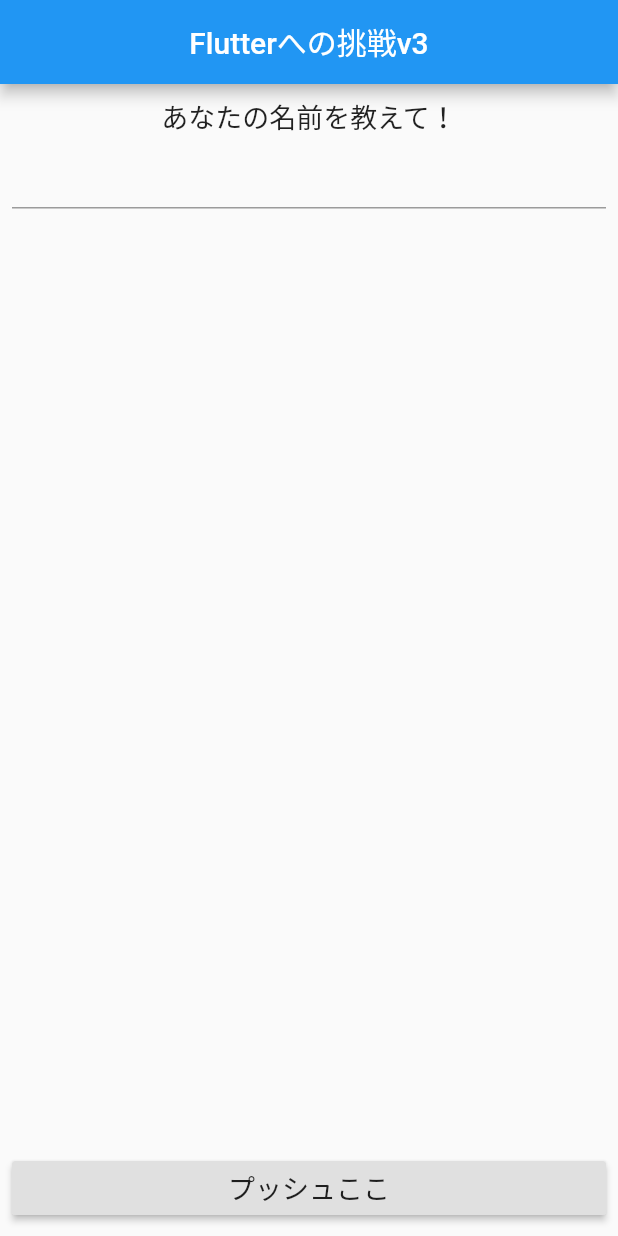
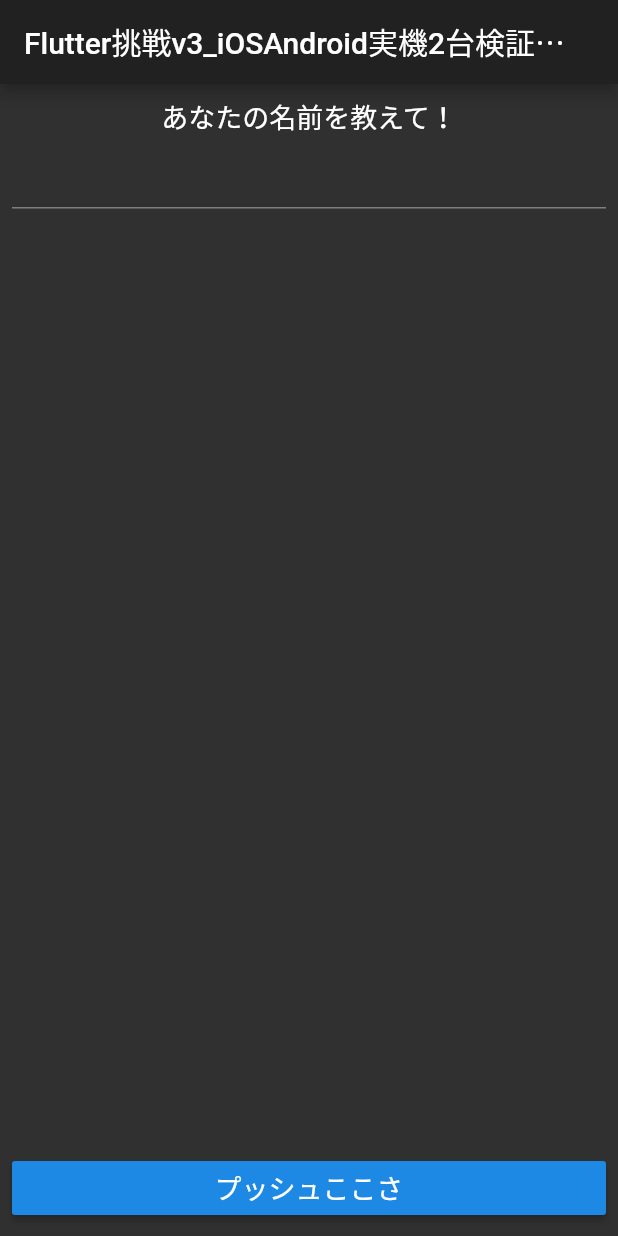
Before and after one commit to RYgithub1/my_first_app, a Flutter app: the screen it shows after launch, on a phone screen of 412 x 824 dp. Run offline on Flutter 3.47's test engine with Material 2 defaults, Android fonts, the phone set to English and light mode, and no system bars.

Commit message:
basic_structure

```diff
--- a/lib/main.dart
+++ b/lib/main.dart
@@ -20,6 +20,13 @@ class MyApp extends StatelessWidget {
     return MaterialApp(
       // returnの中身が戻り値としてアウトプットするもの
       title: "Flutterゴーゴー！",
+      // 一つの画面でなく、アプリ全体に関わる項目ゆえ、main.dart)MaterialAppをチェックして修正
+      // MaterialAppでf4）this.debugShowCheckedModeBanner = true,。Falseにして不要バナー消す
+      debugShowCheckedModeBanner: false,
+
+      // ダークテーマにしたい）共通項目ゆえここ）F4してtheme見つけてthemeでF4で使い方みる。dark or light
+      theme: ThemeData.dark(),
+
       // homeはホーム画面
       // 赤波線にoption*returnでimport推測
       home: HomeScreen(),
--- a/lib/screens/home_screen.dart
+++ b/lib/screens/home_screen.dart
@@ -1,7 +1,6 @@
 import 'dart:ui';
 
 import "package:flutter/material.dart";
-
 // import 'package:flutter/material.dart':
 // ma略
 
@@ -12,9 +11,10 @@ class HomeScreen extends StatefulWidget {
 }
 
 class _HomeScreenState extends State<HomeScreen> {
-  // _でprivate、他のクラスからアクセス不可
+  // _でprivate、他のクラスからアクセス不可。=は代入、等号でない。
   String _textHeader = "あなたの名前を教えて！";
   TextEditingController _textEditingController = TextEditingController();
+  Widget _imageWidget = Container();
 
   @override
   Widget build(BuildContext context) {
@@ -22,7 +22,7 @@ class _HomeScreenState extends State<HomeScreen> {
     // f4チェック->選んで略をうちエンターして()して中身欲しい物
     return Scaffold(
       appBar: AppBar(
-        title: Text("Flutterへの挑戦v3"),
+        title: Text("Flutter挑戦v3_iOSAndroid実機2台検証完了"),
         centerTitle: true,
       ),
       body: Container(
@@ -42,11 +42,13 @@ class _HomeScreenState extends State<HomeScreen> {
             TextField(
               keyboardType: TextInputType.text,
               style: TextStyle(fontSize: 20.0),
-              controller: null, // TODO: 入力した文字を管理スつTextCont
+              // controller: null, // TODO: 入力した文字を管理するに変数指定、TextCont
+              controller: _textEditingController,
             ),
             // image.assetにサイズ導入したいのでwidgetで囲みたくopt*ret
             // Expanded(child: Image.asset("assets/images/hello.png")),
-            Expanded(child: Container()),
+            // Expanded(child: Container()),
+            Expanded(child: _imageWidget),
             // f4して@requiredがあったら絶対記載しないといけな属性
             // opt*ret ->sizedBox挿入して、ボタンのサイズ変更へ
             SizedBox(
@@ -56,7 +58,7 @@ class _HomeScreenState extends State<HomeScreen> {
                 // onPressed: null, // TODO:
                 onPressed: () => _onClick(),
                 child: Text(
-                  "プッシュここ",
+                  "プッシュここさ",
                   style: TextStyle(fontSize: 18.0),
                 ),
               ),
@@ -70,14 +72,24 @@ class _HomeScreenState extends State<HomeScreen> {
 
   // voidの場合は書いても書かなくても良い
   void _onClick() {
-    // 文字
-    var inputText = _textEditingController.text;
-    _textHeader = "Hello. $inputTextさん";
+    // ボタン押して、状態が変化した事を反映するならsetState。setStateによりbuild()がまわり画面が更新される
+    // 変更した変数をもった状態で、build()で書き直して画面全体を変える、のがflutter。statefulならsetState()
+    setState(() {
+      // 文字
+      // ローカル変数はvar、複数クラスへグローバル変数ならString
+      var inputText = _textEditingController.text;
+      _textHeader = "Hello.$inputTextさん";
 
-    // 画像
+      // 画像
+      _imageWidget = Image.asset("assets/images/hello.png");
+      // Image.network()だけでオンライン画像をもってこれちゃう
+      // _imageWidget = Image.network("https://pixabay.com/ja/photos/%E3%82%AB%E3%83%A1-%E6%B3%B3%E3%81%90-%E3%82%A6%E3%83%9F%E3%82%AC%E3%83%A1-863336/");
+    });
   }
 }
 
 // comm*s = ホットリロード
 // スキューモフィズム（GUIへ）→フラットデザイン（シンプル画面）→
 // →マテリアルデザイン（GUIかつシンプル）でわかりやすく。物理法則を導入して人間の脳への負担をなくしたいGoogle→MaterialAppに集約
+// 動かす前にやろう ①キャッシュ消す% flutter clean  ②shift*comm*opt*L リフォーマット
+// iOS)Flutter右クリ)Flutterでopen iOS module)xCode開いて実機選択してrun
```
Also changed, not shown: 2 other files.
